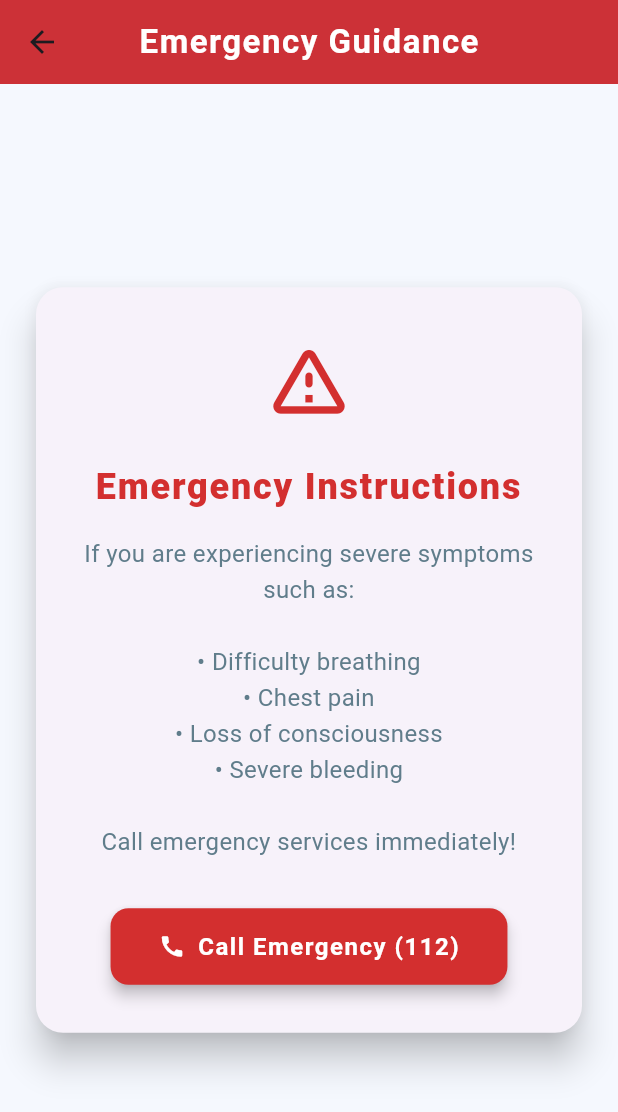
After one commit to Anedtech/symptocheker_ai, a Flutter app: the EmergencyGuidancePage screen opened by its route, on a phone screen of 412 x 824 dp. The commit adds this screen. Shown: the top 1112 px of the screen. Run offline on Flutter 3.47's test engine with Material 3 defaults, Android fonts, the phone set to English and light mode, and no system bars.

Commit message:
newest emergency guidance page

```diff
--- a/lib/main.dart
+++ b/lib/main.dart
@@ -1,4 +1,6 @@
 import 'package:flutter/material.dart';
+import 'package:symptocheker_ai/pages/emergency_guidance_page.dart';
+import 'package:symptocheker_ai/pages/image_upload_page.dart';
 import 'package:symptocheker_ai/pages/multi_language_page.dart';
 import 'package:symptocheker_ai/pages/nearby_page.dart';
 import 'package:symptocheker_ai/pages/personal_health_page.dart';
@@ -22,11 +24,11 @@ class SymptoChekerAiApp extends StatelessWidget {
       routes: {
         '/symptom_history': (context) => const HistoryPage(history: []),
         '/voice_input': (context) => const VoiceInputPage(),
-        //'/image_upload': (context) => const ImageUploadPage(),
+        '/image_upload': (context) => const ImageUploadPage(),
         '/personal_health': (context) => const PersonalHealthPage(),
         '/multi_language': (context) => const MultiLanguagePage(),
         '/nearby_provider': (context) => const NearbyProviderPage(),
-        // '/emergency_guidance': (context) => const EmergencyGuidancePage(),
+        '/emergency_guidance': (context) => const EmergencyGuidancePage(),
       },
     );
   }
--- /dev/null
+++ b/lib/pages/emergency_guidance_page.dart
@@ -0,0 +1,101 @@
+import 'package:flutter/material.dart';
+
+class EmergencyGuidancePage extends StatelessWidget {
+  const EmergencyGuidancePage({super.key});
+
+  @override
+  Widget build(BuildContext context) {
+    return Scaffold(
+      backgroundColor: const Color(0xFFF5F8FE),
+      appBar: AppBar(
+        backgroundColor: const Color(0xFFD32F2F),
+        elevation: 2,
+        centerTitle: true,
+        title: const Text(
+          'Emergency Guidance',
+          style: TextStyle(
+            color: Colors.white,
+            fontWeight: FontWeight.bold,
+            fontSize: 22,
+            letterSpacing: 1,
+          ),
+        ),
+      ),
+      body: Center(
+        child: Card(
+          elevation: 10,
+          shape: RoundedRectangleBorder(
+            borderRadius: BorderRadius.circular(18),
+          ),
+          margin: const EdgeInsets.symmetric(horizontal: 24, vertical: 32),
+          child: Padding(
+            padding: const EdgeInsets.all(32),
+            child: Column(
+              mainAxisSize: MainAxisSize.min,
+              children: [
+                const Icon(
+                  Icons.warning_amber_rounded,
+                  color: Color(0xFFD32F2F),
+                  size: 60,
+                ),
+                const SizedBox(height: 24),
+                const Text(
+                  'Emergency Instructions',
+                  style: TextStyle(
+                    fontWeight: FontWeight.w900,
+                    color: Color(0xFFD32F2F),
+                    fontSize: 24,
+                    letterSpacing: 1.2,
+                  ),
+                  textAlign: TextAlign.center,
+                ),
+                const SizedBox(height: 16),
+                const Text(
+                  'If you are experiencing severe symptoms such as:\n\n'
+                  '• Difficulty breathing\n'
+                  '• Chest pain\n'
+                  '• Loss of consciousness\n'
+                  '• Severe bleeding\n\n'
+                  'Call emergency services immediately!',
+                  style: TextStyle(
+                    color: Colors.blueGrey,
+                    fontSize: 16,
+                    height: 1.5,
+                  ),
+                  textAlign: TextAlign.center,
+                ),
+                const SizedBox(height: 32),
+                ElevatedButton.icon(
+                  onPressed: () {
+                    // You can add direct call logic here if needed
+                  },
+                  icon: const Icon(Icons.call, color: Colors.white),
+                  label: const Text(
+                    'Call Emergency (112)',
+                    style: TextStyle(
+                      fontWeight: FontWeight.bold,
+                      fontSize: 16,
+                      letterSpacing: 1,
+                    ),
+                  ),
+                  style: ElevatedButton.styleFrom(
+                    backgroundColor: const Color(0xFFD32F2F),
+                    foregroundColor: Colors.white,
+                    padding: const EdgeInsets.symmetric(
+                      vertical: 14,
+                      horizontal: 32,
+                    ),
+                    shape: RoundedRectangleBorder(
+                      borderRadius: BorderRadius.circular(12),
+                    ),
+                    elevation: 4,
+                  ),
+                ),
+              ],
+            ),
+          ),
+        ),
+      ),
+    );
+  }
+}
```
Also changed, not shown: lib/pages/emergency_page.dart (deleted).
